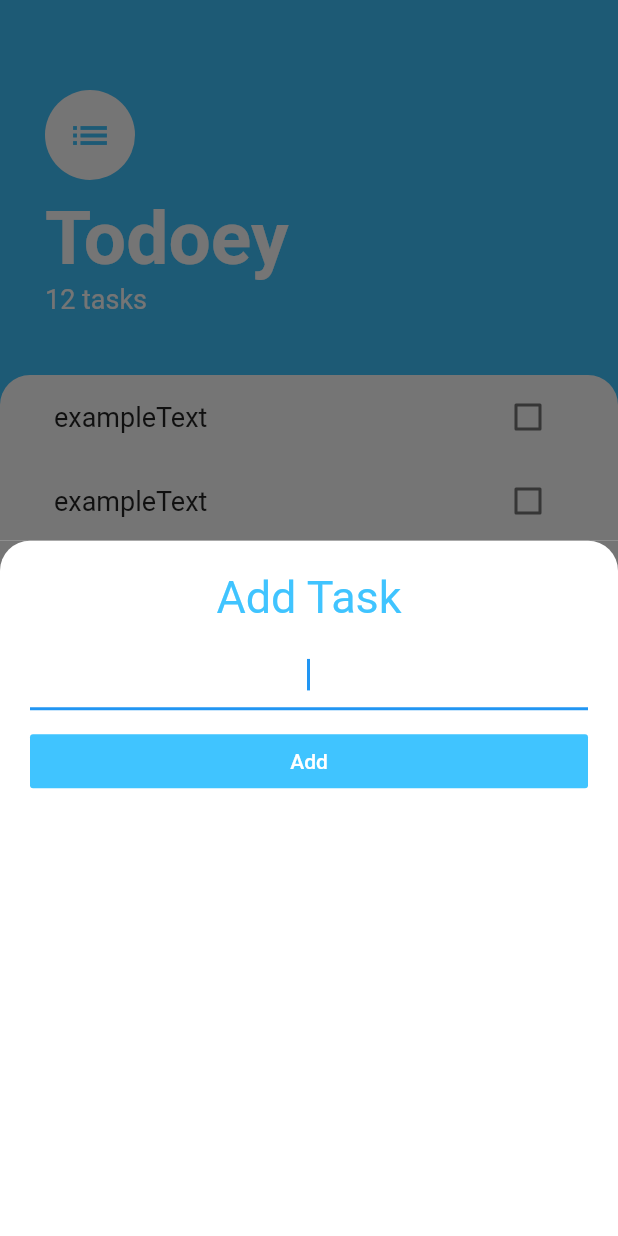
After one commit to erickm32/todoey-flutter, a Flutter app: the screen it shows after launch, after a tap on the "add" icon, on a phone screen of 412 x 824 dp. The commit adds this screen. Run offline on Flutter 3.47's test engine with Material 2 defaults, Android fonts, the phone set to English and light mode, and no system bars.

Commit message:
Creating layout for add task screen

```diff
--- /dev/null
+++ b/lib/screens/add_task_screen.dart
@@ -0,0 +1,60 @@
+import 'package:flutter/material.dart';
+
+class AddTaskScreen extends StatelessWidget {
+  @override
+  Widget build(BuildContext context) {
+    return Container(
+      color: Color(0xff757575),
+      child: Container(
+        padding: EdgeInsets.all(20.0),
+        decoration: BoxDecoration(
+          color: Colors.white,
+          borderRadius: BorderRadius.only(
+            topLeft: Radius.circular(20.0),
+            topRight: Radius.circular(20.0),
+          ),
+        ),
+        child: Column(
+          crossAxisAlignment: CrossAxisAlignment.stretch,
+          children: [
+            Text(
+              'Add Task',
+              textAlign: TextAlign.center,
+              style: TextStyle(
+                fontSize: 30.0,
+                color: Colors.lightBlueAccent,
+              ),
+            ),
+            SizedBox(
+              height: 10.0,
+            ),
+            TextField(
+              autofocus: true,
+              textAlign: TextAlign.center,
+              style: TextStyle(fontSize: 18.0),
+              decoration: InputDecoration(
+                border: UnderlineInputBorder(
+                  borderSide: BorderSide(color: Colors.lightBlueAccent, style: BorderStyle.solid, width: 10.0),
+                ),
+              ),
+              onChanged: (value) {},
+            ),
+            SizedBox(
+              height: 10.0,
+            ),
+            FlatButton(
+              child: Text(
+                'Add',
+                style: TextStyle(
+                  color: Colors.white,
+                ),
+              ),
+              onPressed: () {},
+              color: Colors.lightBlueAccent,
+            )
+          ],
+        ),
+      ),
+    );
+  }
+}
--- a/lib/screens/tasks_screen.dart
+++ b/lib/screens/tasks_screen.dart
@@ -1,5 +1,6 @@
 import 'package:flutter/material.dart';
 import 'package:todoey_flutter/widgets/tasks_list.dart';
+import 'add_task_screen.dart';
 
 class TasksScreen extends StatelessWidget {
   bool v1 = false, v2 = true;
@@ -10,6 +11,9 @@ class TasksScreen extends StatelessWidget {
       floatingActionButton: FloatingActionButton(
         child: Icon(Icons.add),
         backgroundColor: Colors.lightBlueAccent,
+        onPressed: () {
+          showModalBottomSheet(context: context, builder: (context) => AddTaskScreen());
+        },
       ),
       body: Column(
         crossAxisAlignment: CrossAxisAlignment.start,
```
